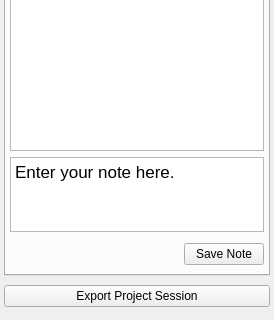
Before: the Qt Designer form src/Interface/AppInterface/ProjectDockWidget.ui in SCIInstitute/Seg3D, drawn with Qt 5; both pictures show x 0 to 274 and y 481 to 801 of the 274 by 801 pixel window.
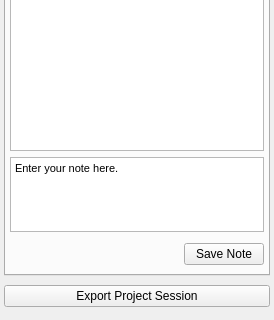
After: the same form once the commit is applied. The open tabs and pages were chosen to show the change.

Patch:
```diff
--- a/src/Interface/AppInterface/ProjectDockWidget.ui
+++ b/src/Interface/AppInterface/ProjectDockWidget.ui
@@ -534,8 +534,8 @@
            <string>&lt;!DOCTYPE HTML PUBLIC &quot;-//W3C//DTD HTML 4.0//EN&quot; &quot;http://www.w3.org/TR/REC-html40/strict.dtd&quot;&gt;
 &lt;html&gt;&lt;head&gt;&lt;meta name=&quot;qrichtext&quot; content=&quot;1&quot; /&gt;&lt;style type=&quot;text/css&quot;&gt;
 p, li { white-space: pre-wrap; }
-&lt;/style&gt;&lt;/head&gt;&lt;body style=&quot; font-family:'Lucida Grande'; font-size:13pt; font-weight:400; font-style:normal;&quot;&gt;
-&lt;p style=&quot; margin-top:0px; margin-bottom:0px; margin-left:0px; margin-right:0px; -qt-block-indent:0; text-indent:0px;&quot;&gt;Enter your note here.&lt;/p&gt;&lt;/body&gt;&lt;/html&gt;</string>
+&lt;/style&gt;&lt;/head&gt;&lt;body style=&quot; font-family:'MS Shell Dlg 2'; font-size:8.25pt; font-weight:400; font-style:normal;&quot;&gt;
+&lt;p style=&quot; margin-top:0px; margin-bottom:0px; margin-left:0px; margin-right:0px; -qt-block-indent:0; text-indent:0px;&quot;&gt;&lt;span style=&quot; font-size:8pt;&quot;&gt;Enter your note here.&lt;/span&gt;&lt;/p&gt;&lt;/body&gt;&lt;/html&gt;</string>
           </property>
          </widget>
         </item>
```
Left out of the diff: 2 changed lines with no effect on the pictures.
